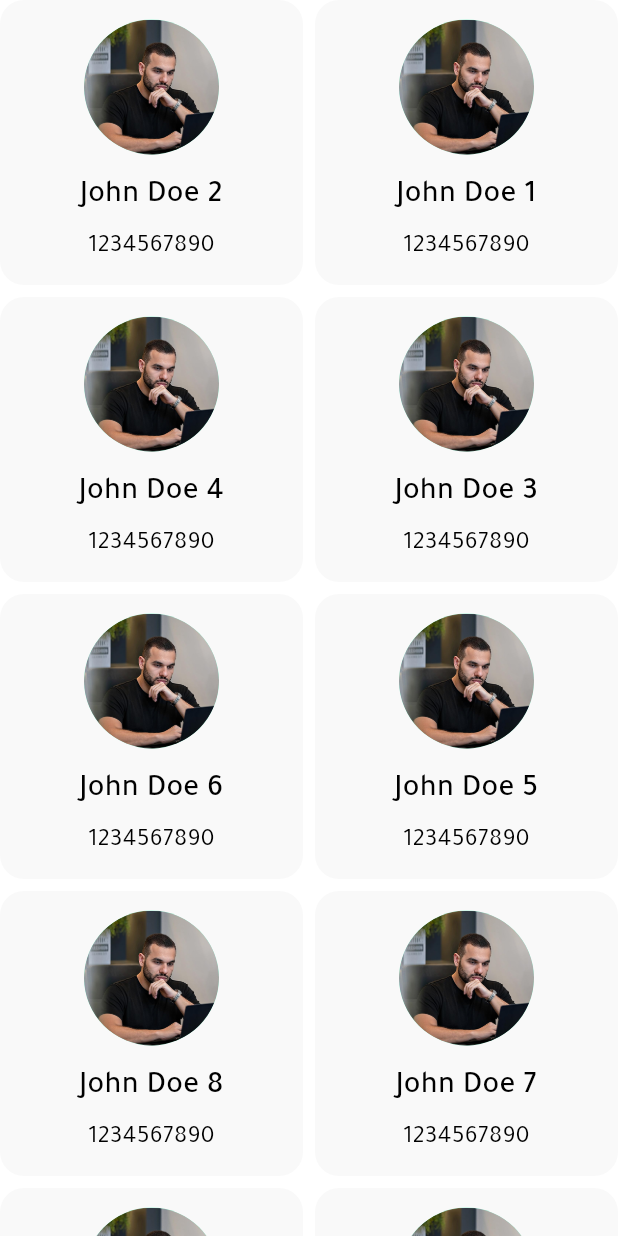
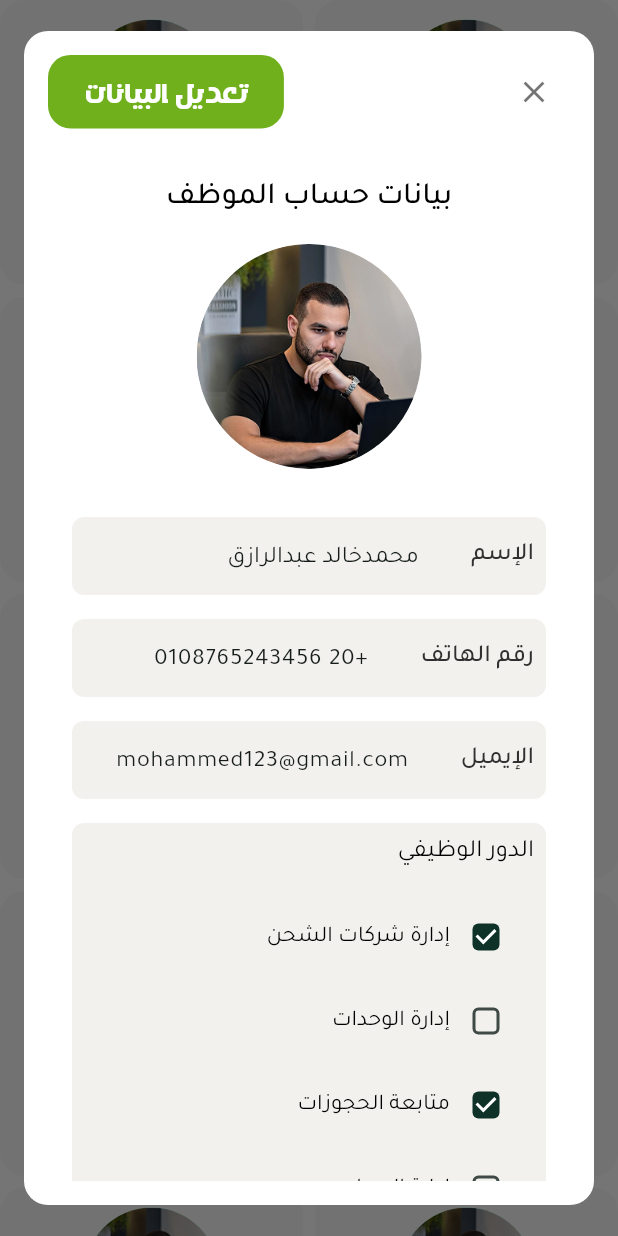
Before and after one commit to Mahmoud-Adel-Ali/Lockers_Admin_Dashboard, a Flutter app: the EmployeesGridView widget shown alone on an empty page, opened directly, after a tap on an icon or button, on a phone screen of 412 x 824 dp. Run offline on Flutter 3.47's test engine with Material 3 defaults, Android fonts, the phone set to English and light mode, and no system bars; our stand-ins replace awesome_dialog, flutter_svg, lottie, modal_progress_hud_nsn, percent_indicator, pinput; missing offline and left inert: bitsdojo_window.

Commit message:
Show Employee data in dialog

```diff
--- a/lib/features/employees/presentation/views/widgets/employees_grid_view.dart
+++ b/lib/features/employees/presentation/views/widgets/employees_grid_view.dart
@@ -2,6 +2,7 @@ import 'package:flutter/material.dart';
 
 import '../../../../../core/utils/assets.dart';
 import '../../../../../core/widgets/custom_user_card.dart';
+import 'show_employee_data_dialog.dart';
 
 class EmployeesGridView extends StatelessWidget {
   const EmployeesGridView({super.key});
@@ -26,7 +27,7 @@ class EmployeesGridView extends StatelessWidget {
               name: 'John Doe ${index + 1}',
               phone: '1234567890',
               assetsImage: Assets.imagesTestUserImage,
-              onTap: () {},
+              onTap: () => showEmployeeDataDialog(context),
             );
           },
         );
--- /dev/null
+++ b/lib/features/employees/presentation/views/widgets/show_employee_data_dialog.dart
@@ -0,0 +1,125 @@
+import 'package:flutter/material.dart';
+import 'package:lockers_admin_dashboard/core/utils/assets.dart';
+
+import '../../../../../../core/utils/size_config.dart';
+import '../../../../../../core/widgets/custom_dialog.dart';
+import '../../../../../core/utils/app_colors.dart';
+import '../../../../../core/utils/app_text_styles.dart';
+import '../../../../../core/widgets/custom_button.dart';
+import '../../../../../core/widgets/custom_labeled_checkbox.dart';
+import '../../../../../core/widgets/profile_text_field.dart';
+
+Future<dynamic> showEmployeeDataDialog(BuildContext context) {
+  return showDialog(
+    context: context,
+    builder: (context) {
+      return CustomDialog(
+        constraints: BoxConstraints(
+          maxWidth: 500,
+          maxHeight: SizeConfig.height * 0.95,
+        ),
+        leading: CustomButton(
+          onPressed: () {},
+          horizontal: 0,
+          text: 'تعديل البيانات',
+        ),
+        child: const ShowEmployeeDataForm(),
+      );
+    },
+  );
+}
+
+class ShowEmployeeDataForm extends StatelessWidget {
+  const ShowEmployeeDataForm({super.key});
+
+  @override
+  Widget build(BuildContext context) {
+    return AbsorbPointer(
+      absorbing: true,
+      child: Padding(
+        padding: const EdgeInsets.all(16.0),
+        child: Column(
+          spacing: 16,
+          children: [
+            Text(
+              'بيانات حساب الموظف',
+              style: AppTextStyles.style20w500(context),
+            ),
+            SizedBox(
+              height: 150,
+              width: 150,
+              child: CircleAvatar(
+                radius: 100,
+                backgroundColor: AppColors.whiteGrey,
+                backgroundImage: AssetImage(Assets.imagesTestUserImage),
+              ),
+            ),
+            const SizedBox(),
+            ProfileTextField(
+              title: 'الإسم',
+              controller: TextEditingController(text: 'محمدخالد عبدالرازق'),
+            ),
+            ProfileTextField(
+              title: 'رقم الهاتف',
+              controller: TextEditingController(text: '+20 0108765243456'),
+            ),
+            ProfileTextField(
+              title: 'الإيميل',
+              controller: TextEditingController(text: 'mohammed123@gmail.com'),
+            ),
+            Container(
+              padding: const EdgeInsets.all(8.0),
+              decoration: BoxDecoration(
+                color: AppColors.filedGrey,
+                borderRadius: BorderRadius.circular(8),
+              ),
+              child: Column(
+                children: [
+                  Row(
+                    children: [
+                      Text(
+                        'الدور الوظيفي',
+                        style: AppTextStyles.style16w400(context),
+                      ),
+                    ],
+                  ),
+                  SizedBox(height: 16),
+                  CustomLabeledCheckBox(
+                    label: 'إدارة شركات الشحن',
+                    initialValue: true,
+                    onChanged: (value) {},
+                  ),
+                  CustomLabeledCheckBox(
+                    label: 'إدارة الوحدات',
+                    initialValue: false,
+                    onChanged: (value) {},
+                  ),
+                  CustomLabeledCheckBox(
+                    label: 'متابعة الحجوزات',
+                    initialValue: true,
+                    onChanged: (value) {},
+                  ),
+                  CustomLabeledCheckBox(
+                    label: 'إدارة العملاء',
+                    initialValue: false,
+                    onChanged: (value) {},
+                  ),
+                  CustomLabeledCheckBox(
+                    label: 'إدارة الشكاوي',
+                    initialValue: false,
+                    onChanged: (value) {},
+                  ),
+                  CustomLabeledCheckBox(
+                    label: 'إدارة قسم الصيانة',
+                    initialValue: false,
+                    onChanged: (value) {},
+                  ),
+                ],
+              ),
+            ),
+          ],
+        ),
+      ),
+    );
+  }
+}
```
